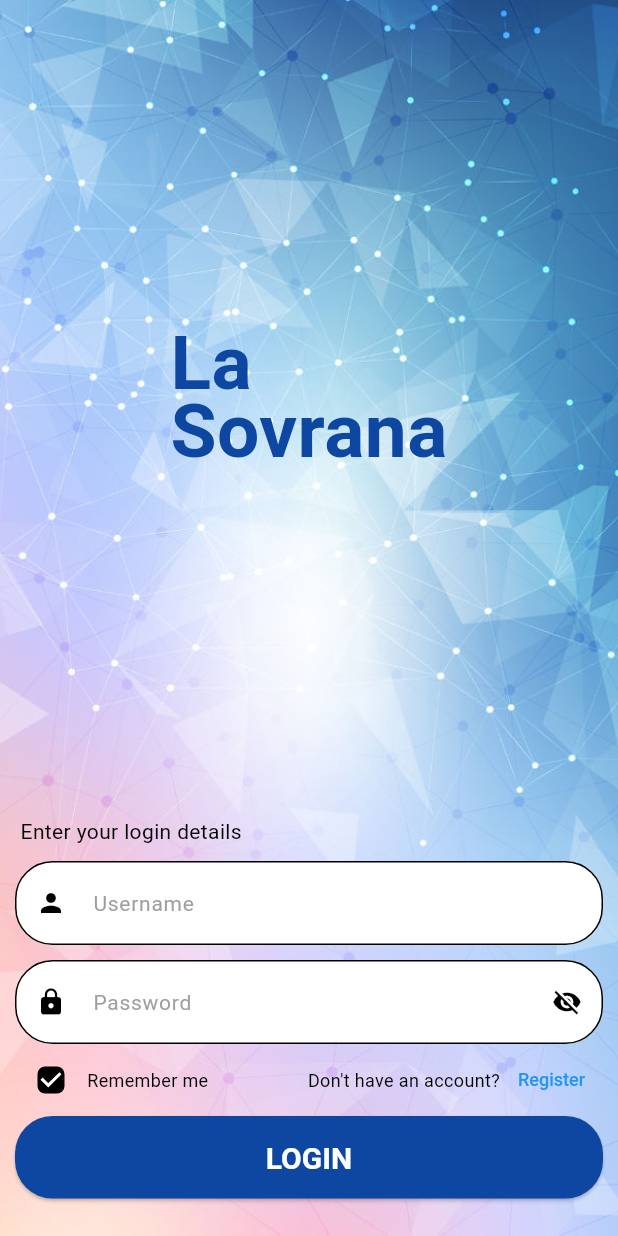
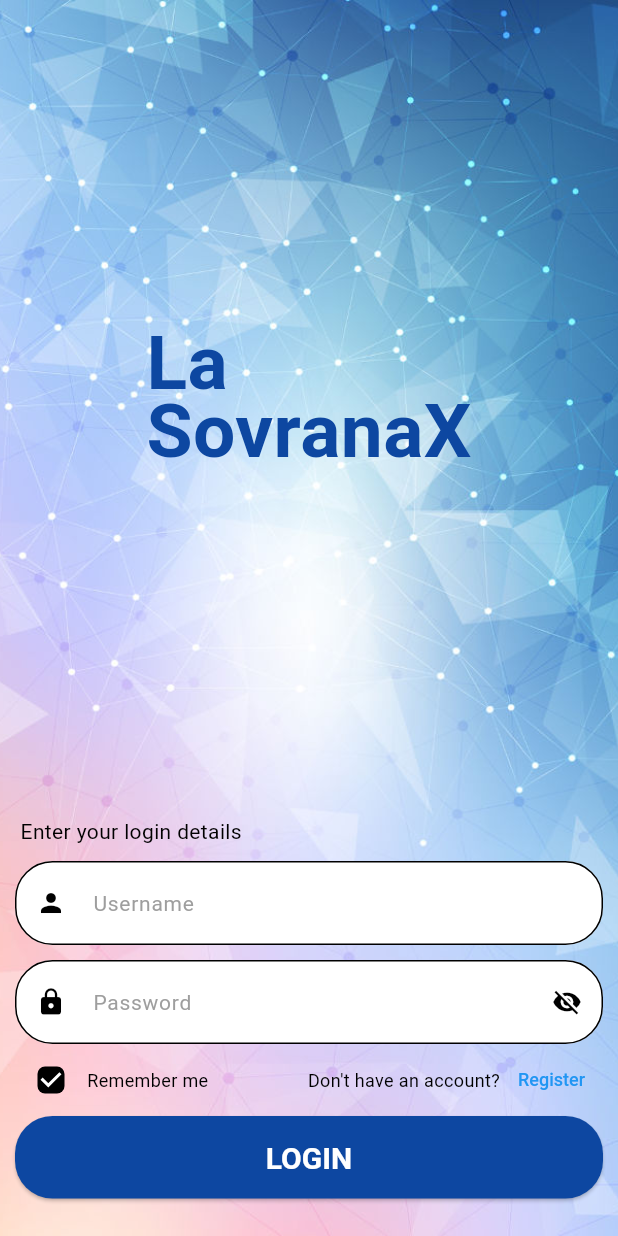
Before and after one commit to coinoneglobaldev/williams, a Flutter app: the screen it shows after launch, on a phone screen of 412 x 824 dp. Run offline on Flutter 3.47's test engine with Material 3 defaults, Android fonts, the phone set to English and light mode, and no system bars; our stand-ins replace connectivity_plus, data_table_2, flutter_riverpod, geolocator, google_maps_flutter, image_picker and 1 more; missing offline and left inert: flutter_polyline_points.

```diff
--- a/lib/screens/login/login.dart
+++ b/lib/screens/login/login.dart
@@ -215,7 +215,7 @@ class _ScreenLoginState extends ConsumerState<ScreenLogin> {
                       ),
                     ),
                     Text(
-                      'Sovrana',
+                      'SovranaX',
                       style: TextStyle(
                         height: 0.9,
                         color: buttonColor,
--- a/lib/screens/login/registration.dart
+++ b/lib/screens/login/registration.dart
@@ -98,7 +98,7 @@ class _ScreenLoginState extends ConsumerState<ScreenRegistration> {
                           color: buttonColor,
                           fontSize: 50,
                           fontWeight: FontWeight.bold)),
-                  Text('Sovrana',
+                  Text('SovranaX',
                       style: TextStyle(
                           height: 0.9,
                           color: buttonColor,
--- a/lib/screens/login/splash.dart
+++ b/lib/screens/login/splash.dart
@@ -143,7 +143,7 @@ class _ScreenSplashState extends State<ScreenSplash> {
                   ),
                 ),
                 Text(
-                  'Sovrana',
+                  'SovranaX',
                   style: TextStyle(
                     height: 0.9,
                     color: buttonColor,
```
Also changed, not shown: 26 other files.
